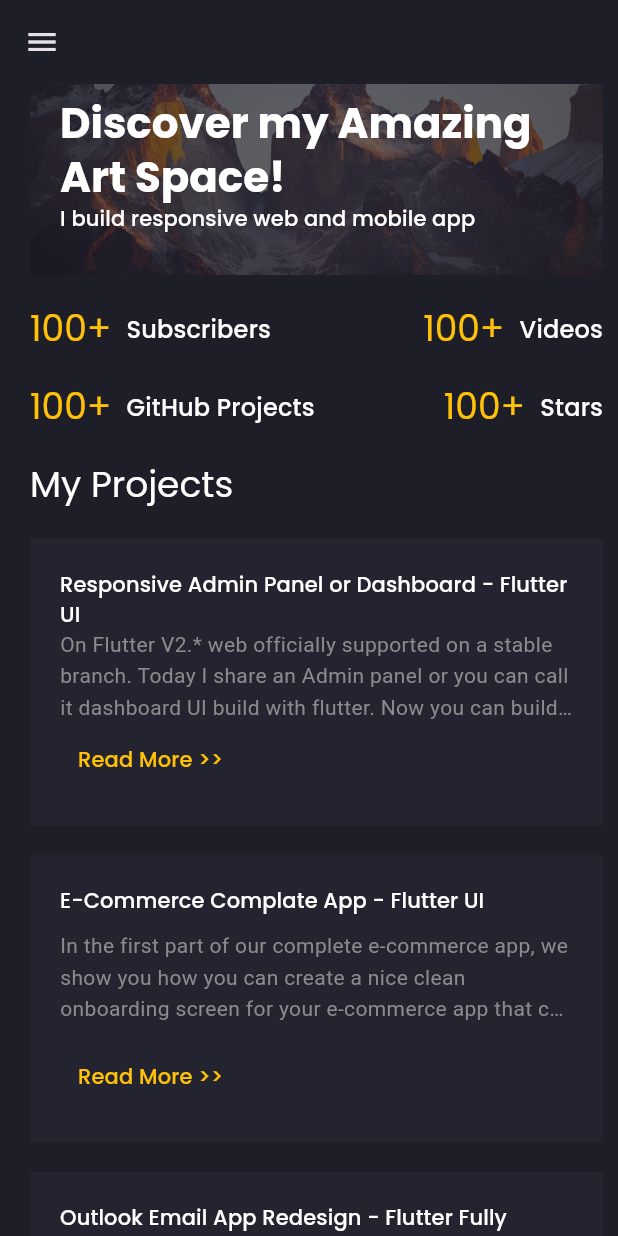
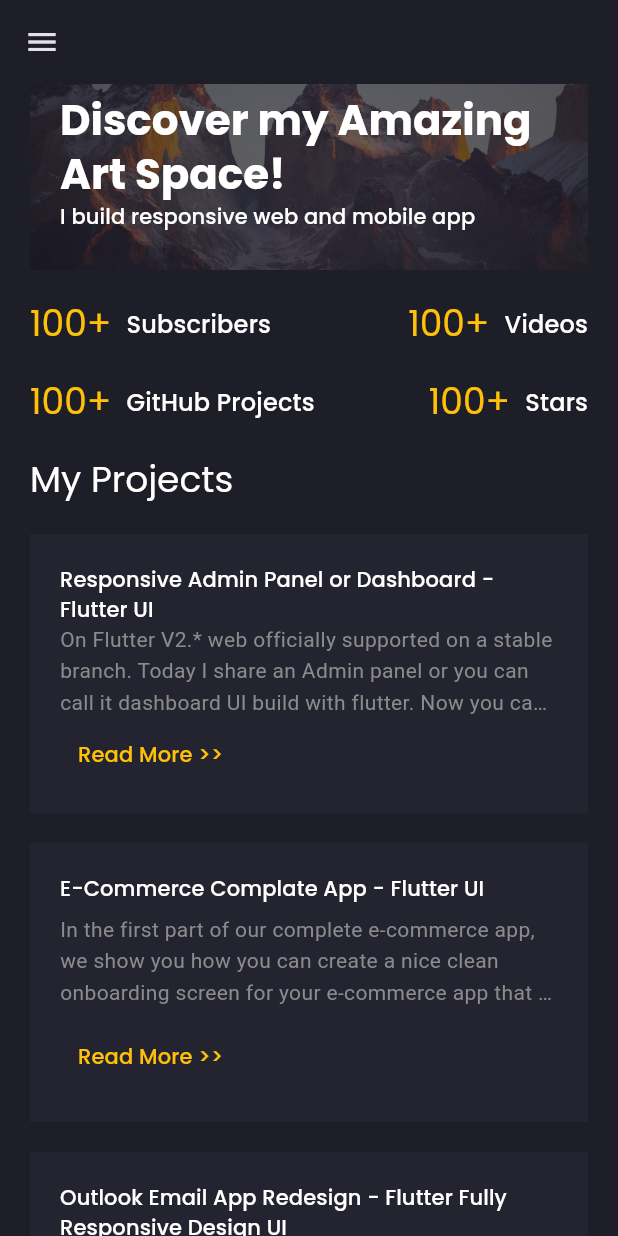
Before and after one commit to Mdsadiq03/Flutter-Portfolio, a Flutter app: the screen it shows after launch, on a phone screen of 412 x 824 dp. Run offline on Flutter 3.47's test engine with Material 3 defaults, Android fonts, the phone set to English and light mode, and no system bars; drawn by our look-alikes of animated_text_kit; our stand-ins replace flutter_svg, google_fonts.

Commit message:
Worked on responsive design

```diff
--- a/portfolio/lib/screens/main/main_screen.dart
+++ b/portfolio/lib/screens/main/main_screen.dart
@@ -47,7 +47,7 @@
                 ),
               ),
               SizedBox(
-                width: defaultPadding / 2,
+                width: defaultPadding ,
               ),
             ],
           ),
```
